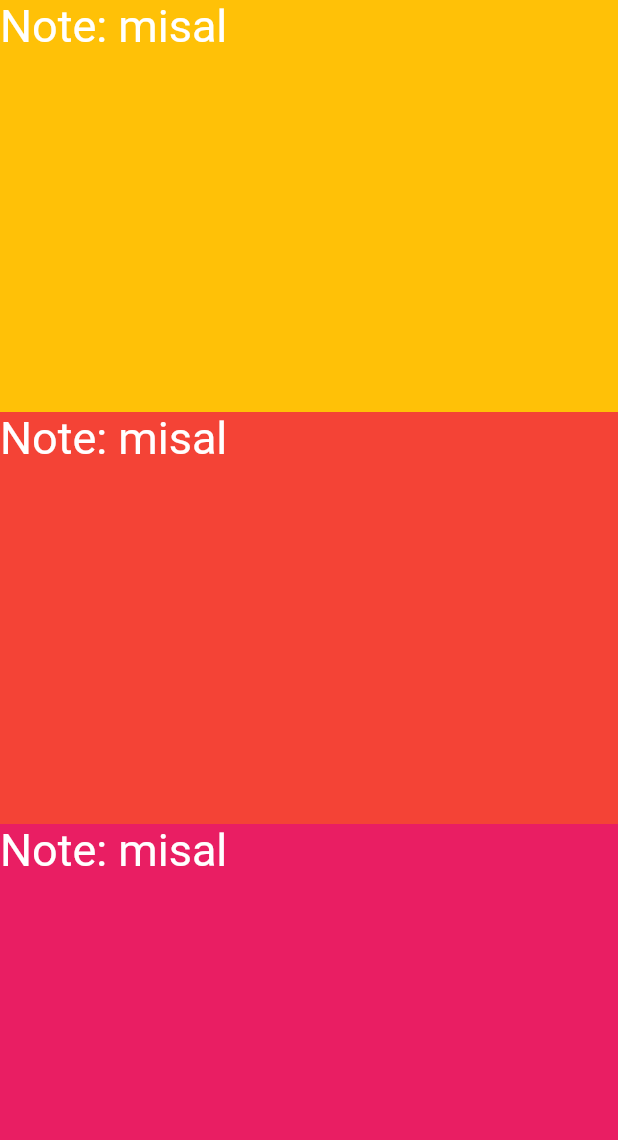
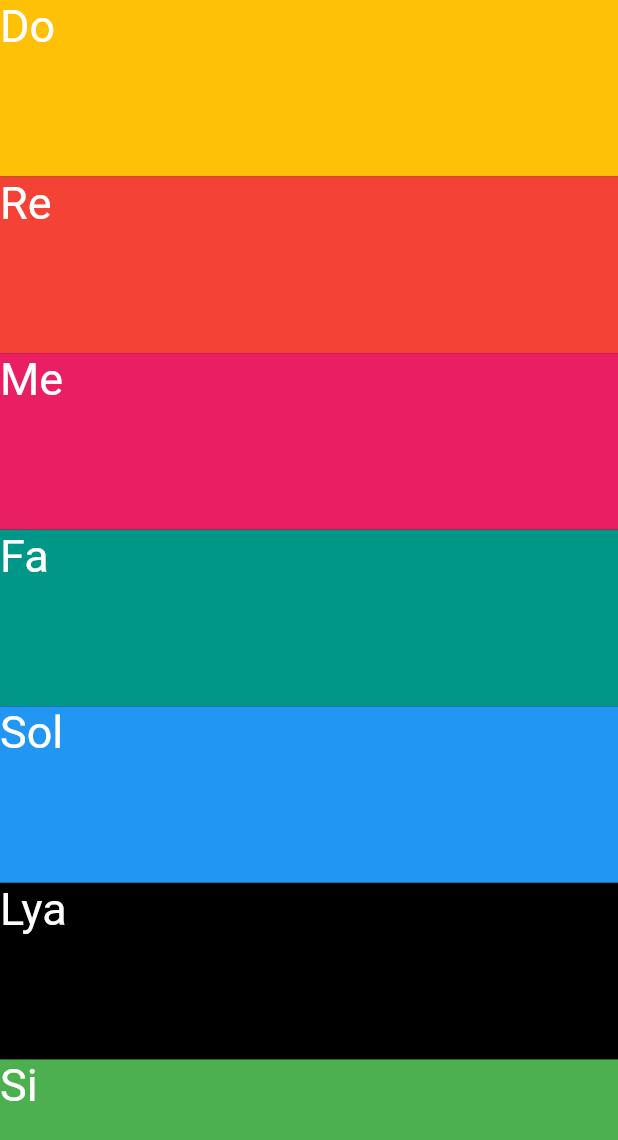
Before and after one commit to JanibekJali/xylophone-9---kurs, a Flutter app: the screen it shows after launch, on a phone screen of 412 x 824 dp. Shown: the top 1140 px of the screen. Run offline on Flutter 3.47's test engine with Material 2 defaults, Android fonts, the phone set to English and light mode, and no system bars; our stand-ins replace assets_audio_player.

Commit message:
Xylophone buttu

```diff
--- a/lib/ui/welcome_ui.dart
+++ b/lib/ui/welcome_ui.dart
@@ -53,15 +53,47 @@ class WelcomeUI extends StatelessWidget {
             //     text: 'Do',
             //     textColor: Colors.amber,
             //     noteNumber: '7'),
-            // // newMethod2(Colors.blue, 'Me', Colors.red),
+            // newMethod2(Colors.blue, 'Me', Colors.red),
             // newMethod3(Colors.teal),
             // newMethod(Colors.teal, 'Sol', Colors.red),
             // newMethod(Colors.green, 'Lya', Colors.red),
             // newMethod(Colors.orange, 'Si', Colors.red),
             // newMethod(Colors.pink, 'ef', Colors.red),
-            NotaWidget(containerTus: Colors.amber),
-            NotaWidget(containerTus: Colors.red),
-            NotaWidget(containerTus: Colors.pink),
+            NotaWidget(
+              containerTus: Colors.amber,
+              title: 'Do',
+              notaNumber: '1',
+            ),
+            NotaWidget(
+              containerTus: Colors.red,
+              title: 'Re',
+              notaNumber: '2',
+            ),
+            NotaWidget(
+              containerTus: Colors.pink,
+              title: 'Me',
+              notaNumber: '3',
+            ),
+            NotaWidget(
+              containerTus: Colors.teal,
+              title: 'Fa',
+              notaNumber: '4',
+            ),
+            NotaWidget(
+              containerTus: Colors.blue,
+              title: 'Sol',
+              notaNumber: '5',
+            ),
+            NotaWidget(
+              containerTus: Colors.black,
+              title: 'Lya',
+              notaNumber: '6',
+            ),
+            NotaWidget(
+              containerTus: Colors.green,
+              title: 'Si',
+              notaNumber: '7',
+            ),
           ],
         ),
       ),
@@ -102,32 +134,36 @@ class WelcomeUI extends StatelessWidget {
   }
 
   // () - aty jok metod, birok sozsuz berish kerek
-  // Expanded newMethod2(Color? containerTus, String? text, Color? textColor, ) {
-  //   return Expanded(
-  //     child: InkWell(
-  //       onTap: () {
-  //         AssetsAudioPlayer.newPlayer().open(
-  //           Audio("assets/notes/note_1.wav"),
-  //           autoStart: true,
-  //           showNotification: true,
-  //         );
-  //         // final AudioPlayer audioPlayer = AudioPlayer();
-  //         // audioPlayer.play('assets/notes/note_1.wav');
-  //       },
-  //       child: Container(
-  //         width: double.infinity,
-  //         color: containerTus,
-  //         child: Text(
-  //           'Note:$text ',
-  //           style: TextStyle(
-  //             fontSize: 30,
-  //             color: textColor,
-  //           ),
-  //         ),
-  //       ),
-  //     ),
-  //   );
-  // }
+  Expanded newMethod2(
+    Color? containerTus,
+    String? text,
+    Color? textColor,
+  ) {
+    return Expanded(
+      child: InkWell(
+        onTap: () {
+          AssetsAudioPlayer.newPlayer().open(
+            Audio("assets/notes/note_1.wav"),
+            autoStart: true,
+            showNotification: true,
+          );
+          // final AudioPlayer audioPlayer = AudioPlayer();
+          // audioPlayer.play('assets/notes/note_1.wav');
+        },
+        child: Container(
+          width: double.infinity,
+          color: containerTus,
+          child: Text(
+            'Note:$text ',
+            style: TextStyle(
+              fontSize: 30,
+              color: textColor,
+            ),
+          ),
+        ),
+      ),
+    );
+  }
 
 // aty jok - birok suragan parametrdi berbei koisok dele ishtei beret
   // Expanded newMethod3([Color? containerTus, String? text, Color? textColor]) {
@@ -160,11 +196,16 @@ class WelcomeUI extends StatelessWidget {
 
 class NotaWidget extends StatelessWidget {
   final Color? containerTus;
-
+  final String? title;
+  final String? notaNumber;
+  // null != pustoi
+  // newMethod2(Color? containerTus,  )
   const NotaWidget({
+    super.key,
     this.containerTus,
+    this.title,
+    this.notaNumber,
   });
-  // newMethod2(Color? containerTus,  )
 
   @override
   Widget build(BuildContext context) {
@@ -172,7 +213,7 @@ class NotaWidget extends StatelessWidget {
       child: InkWell(
         onTap: () {
           AssetsAudioPlayer.newPlayer().open(
-            Audio("assets/notes/note_2.wav"),
+            Audio("assets/notes/note_$notaNumber.wav"),
             autoStart: true,
             showNotification: true,
           );
@@ -182,9 +223,9 @@ class NotaWidget extends StatelessWidget {
         child: Container(
           width: double.infinity,
           color: containerTus,
-          child: const Text(
-            'Note: misal ',
-            style: TextStyle(
+          child: Text(
+            title!,
+            style: const TextStyle(
               fontSize: 30,
               color: Colors.white,
             ),
@@ -195,4 +236,5 @@ class NotaWidget extends StatelessWidget {
   }
 }
 
+
 // DRY - Do not repeat yourself - kaitalaba
```
Also changed, not shown: lib/widgets/nota_widget.dart (added, +39 -0 lines).
